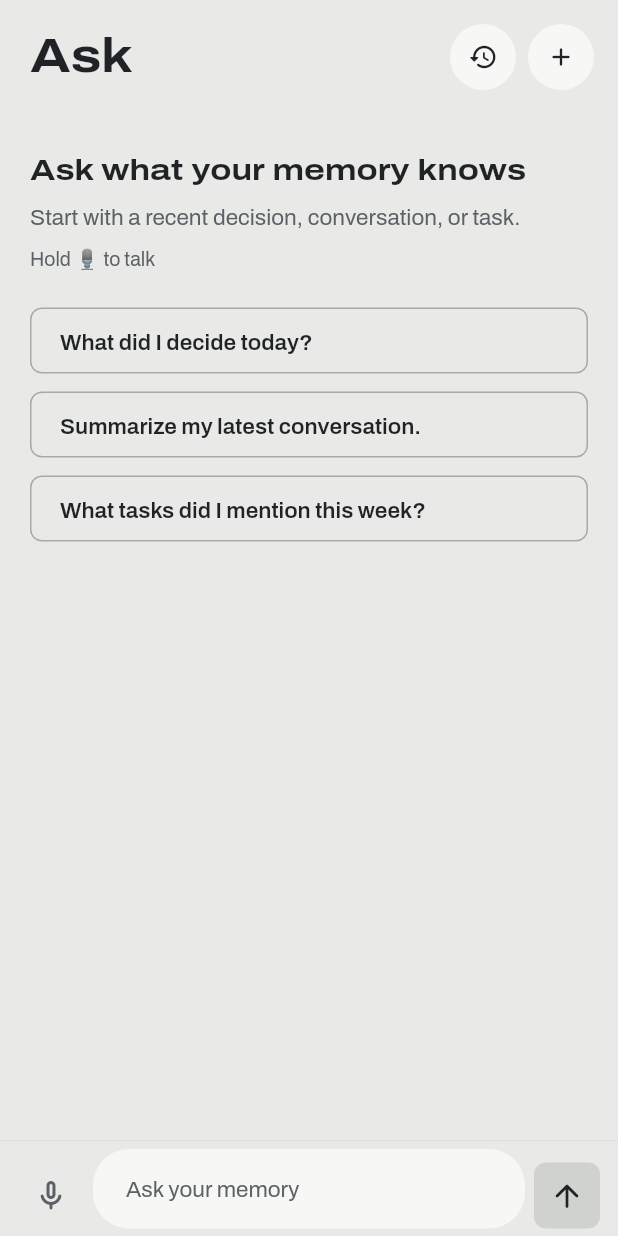
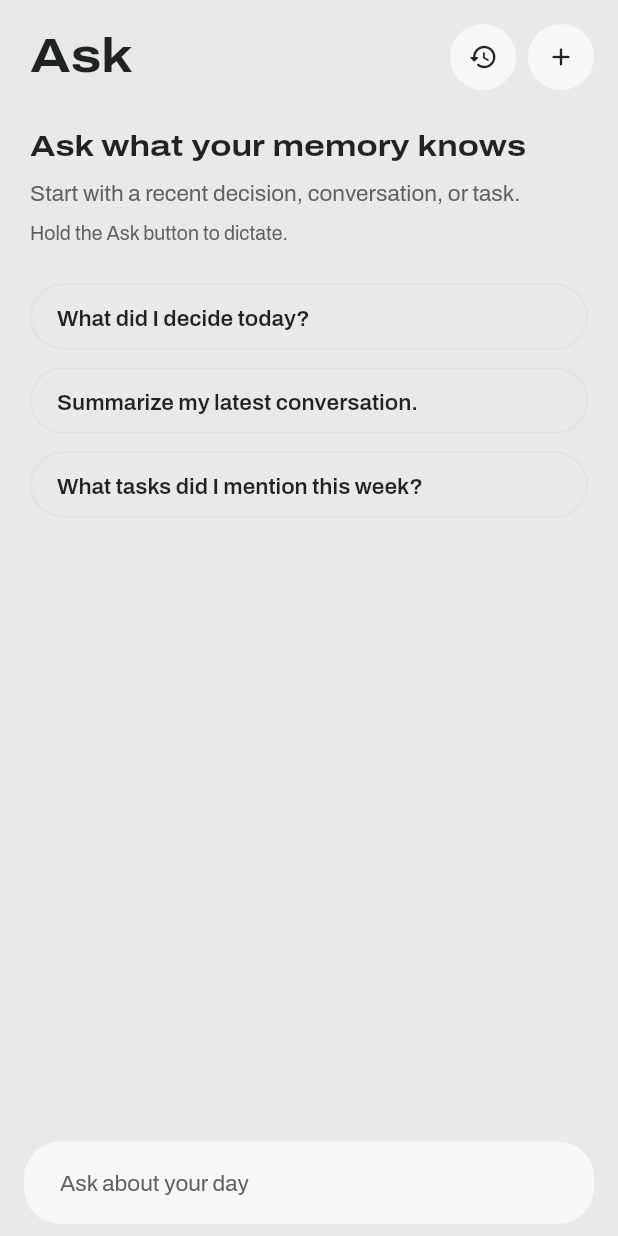
Before and after one commit to kocierik/echo, a Flutter app: the ChatScreen screen opened directly, on a phone screen of 412 x 824 dp. Run offline on Flutter 3.47's test engine with Material 3 defaults, Android fonts, the phone set to English and light mode, and no system bars; our stand-ins replace clock, connectivity_plus, flutter_blue_plus, flutter_local_notifications, flutter_markdown, flutter_secure_storage and 4 more; accounts and stored records are empty; network calls fail; statements that could not run were skipped.

Commit message:
feat(mobile): Ask in panels, dictation from the Ask button
- Questions in ink on the right; answers in panels, with the action to
  confirm and the sources as tiles under them (two shown, the rest on a tap)
- The question box: the text, the wearable's camera, and Send once there is
  something to send; the mic moved to the Ask button, held
- While dictating, a panel shows what Echo hears; letting go puts the words
  in the box to change or send

Co-Authored-By: Claude Opus 5.5 <noreply@anthropic.com>

```diff
--- a/mobile/lib/screens/chat_screen.dart
+++ b/mobile/lib/screens/chat_screen.dart
@@ -222,21 +222,6 @@ final class _ChatScreenState extends State<ChatScreen> {
     unawaited(_controller.send(suggestion));
   }
 
-  /// A press shorter than this is a tap: dictation needs the mic held.
-  static const _shortestHold = Duration(milliseconds: 400);
-
-  void _voiceEnded(Duration held) {
-    unawaited(_controller.stopVoice());
-    if (held < _shortestHold && mounted) {
-      ScaffoldMessenger.of(context)
-        ..hideCurrentSnackBar()
-        ..showSnackBar(const SnackBar(
-          key: Key('hold-to-talk-hint'),
-          content: Text('Hold the mic while you talk.'),
-        ));
-    }
-  }
-
   @override
   void dispose() {
     _controller.removeListener(_onControllerChanged);
@@ -287,16 +272,15 @@ final class _ChatScreenState extends State<ChatScreen> {
                 ],
               ),
               Expanded(child: _messageArea(state, palette)),
-              Divider(height: 1, color: palette.border),
+              if (state.listening)
+                DictationPanel(text: state.composerText)
+              else
                 ChatComposer(
                   controller: _textController,
                   sending: state.sending,
-                listening: state.listening,
                   enabled: !state.loadingSession,
                   onChanged: _controller.setComposerText,
                   onSend: _send,
-                onVoiceStart: () => unawaited(_controller.startVoice()),
-                onVoiceEnd: _voiceEnded,
                   onCamera: _controller.canTakePhotos
                       ? () => unawaited(_controller.takePhoto())
                       : null,
@@ -321,11 +305,11 @@ final class _ChatScreenState extends State<ChatScreen> {
 
     if (state.messages.isEmpty) {
       return ListView(
-        padding: const EdgeInsets.fromLTRB(20, 28, 20, 20),
+        padding: const EdgeInsets.fromLTRB(20, 12, 20, 20),
         children: [
           Text(
             'Ask what your memory knows',
-            style: Theme.of(context).textTheme.headlineSmall,
+            style: Theme.of(context).textTheme.titleLarge,
           ),
           const SizedBox(height: 8),
           Text(
@@ -337,8 +321,8 @@ final class _ChatScreenState extends State<ChatScreen> {
           const SizedBox(height: 6),
           Text(
             _controller.canTakePhotos
-                ? 'Hold 🎙 to talk · 📷 asks Echo about what you see'
-                : 'Hold 🎙 to talk',
+                ? 'Hold the Ask button to dictate. The camera asks Echo about what you see.'
+                : 'Hold the Ask button to dictate.',
             key: const Key('chat-input-hint'),
             style: Theme.of(context).textTheme.bodySmall,
           ),
@@ -356,9 +340,10 @@ final class _ChatScreenState extends State<ChatScreen> {
                   style: OutlinedButton.styleFrom(
                     alignment: Alignment.centerLeft,
                     minimumSize: const Size.fromHeight(44),
-                    shape: RoundedRectangleBorder(
-                      borderRadius: BorderRadius.circular(8),
-                    ),
+                    foregroundColor: palette.text,
+                    side: BorderSide(color: palette.border),
+                    shape: const StadiumBorder(),
+                    padding: const EdgeInsets.symmetric(horizontal: 18),
                   ),
                   child: Text(suggestion),
                 ),
--- a/mobile/lib/widgets/chat_composer.dart
+++ b/mobile/lib/widgets/chat_composer.dart
@@ -1,17 +1,15 @@
-import 'package:clock/clock.dart';
 import 'package:flutter/material.dart';
 
 import '../theme/app_theme.dart';
 
+/// The question box: the text, the wearable's camera, and Send once there is
+/// something to send. Dictation is the navigation's Ask button, held.
 final class ChatComposer extends StatelessWidget {
   const ChatComposer({
     required this.controller,
     required this.sending,
-    required this.listening,
     required this.onChanged,
     required this.onSend,
-    required this.onVoiceStart,
-    required this.onVoiceEnd,
     this.onCamera,
     this.enabled = true,
     super.key,
@@ -19,15 +17,8 @@ final class ChatComposer extends StatelessWidget {
 
   final TextEditingController controller;
   final bool sending;
-  final bool listening;
   final ValueChanged<String> onChanged;
   final VoidCallback onSend;
-
-  /// Dictation runs while the mic is held: it starts on the press...
-  final VoidCallback onVoiceStart;
-
-  /// ...and ends on the release, with how long it was held (a tap is too short).
-  final ValueChanged<Duration> onVoiceEnd;
 
   /// The wearable takes a photo; the text typed, if any, is the question about it.
   /// No button without it.
@@ -39,31 +30,12 @@ final class ChatComposer extends StatelessWidget {
     final palette = EchoPalette.of(context);
     final canSend = enabled && !sending && controller.text.trim().isNotEmpty;
 
-    return Container(
+    return Padding(
       key: const Key('chat-composer'),
-      constraints: const BoxConstraints(minHeight: 54),
-      padding: const EdgeInsets.symmetric(horizontal: 12, vertical: 5),
-      color: palette.background,
+      padding: const EdgeInsets.fromLTRB(16, 8, 16, 8),
       child: Row(
         crossAxisAlignment: CrossAxisAlignment.end,
         children: [
-          HoldToTalkButton(
-            enabled: enabled && !sending,
-            listening: listening,
-            onStart: onVoiceStart,
-            onEnd: onVoiceEnd,
-          ),
-          if (onCamera != null)
-            SizedBox.square(
-              dimension: 44,
-              child: IconButton(
-                key: const Key('chat-camera'),
-                onPressed: enabled && !sending ? onCamera : null,
-                tooltip: 'Ask Echo about what you see',
-                icon: Icon(Icons.photo_camera_outlined, color: palette.text2),
-              ),
-            ),
-          const SizedBox(width: 6),
           Expanded(
             child: TextField(
               key: const Key('chat-input'),
@@ -76,103 +48,136 @@ final class ChatComposer extends StatelessWidget {
               onSubmitted: (_) {
                 if (canSend) onSend();
               },
-              decoration: InputDecoration(
-                hintText: listening ? 'Listening… release to stop' : 'Ask your memory',
-                isDense: true,
+              decoration: const InputDecoration(
+                hintText: 'Ask about your day',
+                contentPadding: EdgeInsets.symmetric(horizontal: 20, vertical: 15),
+                border: OutlineInputBorder(
+                  borderRadius: BorderRadius.all(Radius.circular(25)),
+                  borderSide: BorderSide.none,
+                ),
               ),
             ),
           ),
-          const SizedBox(width: 6),
-          SizedBox.square(
-            dimension: 44,
-            child: IconButton.filled(
+          if (onCamera != null) ...[
+            const SizedBox(width: 8),
+            _RoundButton(
+              key: const Key('chat-camera'),
+              tooltip: 'Ask Echo about what you see',
+              onPressed: enabled && !sending ? onCamera : null,
+              color: palette.surface,
+              child: Icon(Icons.photo_camera_outlined, size: 22, color: palette.text),
+            ),
+          ],
+          if (canSend || sending) ...[
+            const SizedBox(width: 8),
+            _RoundButton(
               key: const Key('chat-send'),
+              tooltip: 'Send question',
               onPressed: canSend ? onSend : null,
-              tooltip: 'Send question',
-              style: IconButton.styleFrom(
-                shape: RoundedRectangleBorder(
-                  borderRadius: BorderRadius.circular(8),
-                ),
-              ),
-              icon: sending
-                  ? const SizedBox.square(
+              color: palette.text,
+              child: sending
+                  ? SizedBox.square(
                       dimension: 18,
-                      child: CircularProgressIndicator(strokeWidth: 2),
+                      child: CircularProgressIndicator(strokeWidth: 2, color: palette.background),
                     )
-                  : const Icon(Icons.arrow_upward_rounded),
+                  : Icon(Icons.arrow_upward_rounded, color: palette.background),
             ),
-          ),
+          ],
         ],
       ),
     );
   }
 }
-/// The mic: dictation lasts as long as the button is held.
-final class HoldToTalkButton extends StatefulWidget {
-  const HoldToTalkButton({
-    required this.enabled,
-    required this.listening,
-    required this.onStart,
-    required this.onEnd,
+
+final class _RoundButton extends StatelessWidget {
+  const _RoundButton({
+    required this.tooltip,
+    required this.onPressed,
+    required this.color,
+    required this.child,
     super.key,
   });
 
-  final bool enabled;
-  final bool listening;
-  final VoidCallback onStart;
-  final ValueChanged<Duration> onEnd;
+  final String tooltip;
+  final VoidCallback? onPressed;
+  final Color color;
+  final Widget child;
 
   @override
-  State<HoldToTalkButton> createState() => _HoldToTalkButtonState();
+  Widget build(BuildContext context) {
+    return SizedBox.square(
+      dimension: 50,
+      child: IconButton(
+        onPressed: onPressed,
+        tooltip: tooltip,
+        style: IconButton.styleFrom(
+          backgroundColor: color,
+          disabledBackgroundColor: color.withValues(alpha: 0.5),
+          shape: const CircleBorder(),
+        ),
+        icon: child,
+      ),
+    );
+  }
 }
 
-final class _HoldToTalkButtonState extends State<HoldToTalkButton> {
-  DateTime? _pressedAt;
+/// While the Ask button is held: what Echo hears, as it hears it.
+final class DictationPanel extends StatelessWidget {
+  const DictationPanel({required this.text, super.key});
 
-  void _down(PointerDownEvent _) {
-    if (!widget.enabled || _pressedAt != null) return;
-    setState(() => _pressedAt = clock.now());
-    widget.onStart();
-  }
-
-  void _up(PointerEvent _) {
-    final pressedAt = _pressedAt;
-    if (pressedAt == null) return;
-    setState(() => _pressedAt = null);
-    widget.onEnd(clock.now().difference(pressedAt));
-  }
+  final String text;
 
   @override
   Widget build(BuildContext context) {
     final palette = EchoPalette.of(context);
-    final active = widget.listening || _pressedAt != null;
-    return Semantics(
-      button: true,
-      enabled: widget.enabled,
-      label: active ? 'Listening. Release to stop' : 'Hold to talk',
-      child: Listener(
-        key: const Key('chat-mic'),
-        onPointerDown: _down,
-        onPointerUp: _up,
-        onPointerCancel: _up,
-        child: Tooltip(
-          message: 'Hold to talk',
-          child: AnimatedContainer(
-            duration: const Duration(milliseconds: 120),
-            width: 44,
-            height: 44,
-            decoration: BoxDecoration(
-              shape: BoxShape.circle,
-              color: active ? palette.red.withValues(alpha: 0.14) : Colors.transparent,
-            ),
-            child: Icon(
-              active ? Icons.mic_rounded : Icons.mic_none_rounded,
-              color: !widget.enabled
-                  ? palette.text2.withValues(alpha: 0.4)
-                  : active
-                      ? palette.red
-                      : palette.text2,
-            ),
+    final textTheme = Theme.of(context).textTheme;
+    return Padding(
+      padding: const EdgeInsets.fromLTRB(16, 8, 16, 8),
+      child: Container(
+        key: const Key('dictation-panel'),
+        padding: const EdgeInsets.all(16),
+        decoration: BoxDecoration(
+          color: palette.surface,
+          borderRadius: BorderRadius.circular(AppTheme.panelRadius),
+          border: Border.all(color: palette.live, width: 2),
+        ),
+        child: Semantics(
+          liveRegion: true,
+          child: Column(
+            crossAxisAlignment: CrossAxisAlignment.start,
+            children: [
+              Row(
+                children: [
+                  Container(
+                    width: 9,
+                    height: 9,
+                    decoration: BoxDecoration(color: palette.live, shape: BoxShape.circle),
+                  ),
+                  const SizedBox(width: 10),
+                  Text(
+                    'Listening',
+                    style: textTheme.labelMedium?.copyWith(
+                      color: palette.liveText,
+                      fontWeight: FontWeight.w600,
+                    ),
+                  ),
+                ],
+              ),
+              const SizedBox(height: 10),
+              Text(
+                text.isEmpty ? 'Say your question…' : text,
+                style: textTheme.bodyLarge?.copyWith(
+                  fontSize: 18,
+                  height: 1.4,
+                  color: text.isEmpty ? palette.text2 : null,
+                ),
+              ),
+              const SizedBox(height: 10),
+              Text(
+                'Let go to stop. You can change the text before sending it.',
+                style: textTheme.bodySmall,
+              ),
+            ],
           ),
         ),
       ),
```
Also changed, not shown: mobile/lib/widgets/action_card.dart (+8 -6 lines), mobile/lib/widgets/message_bubble.dart (+167 -89 lines), 3 other files. Lines whose indentation alone changed are shown as unchanged.
